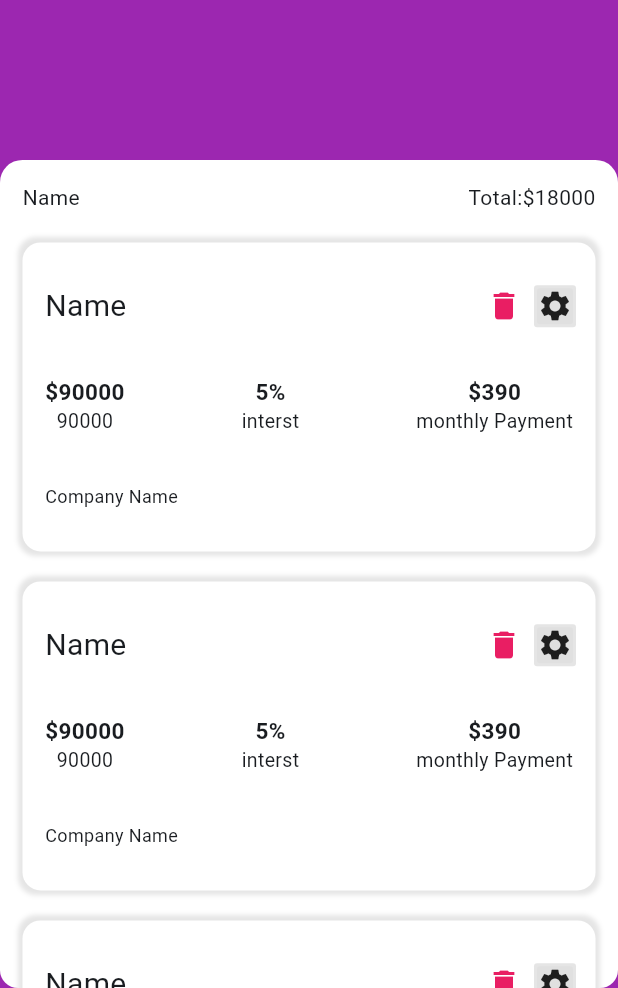
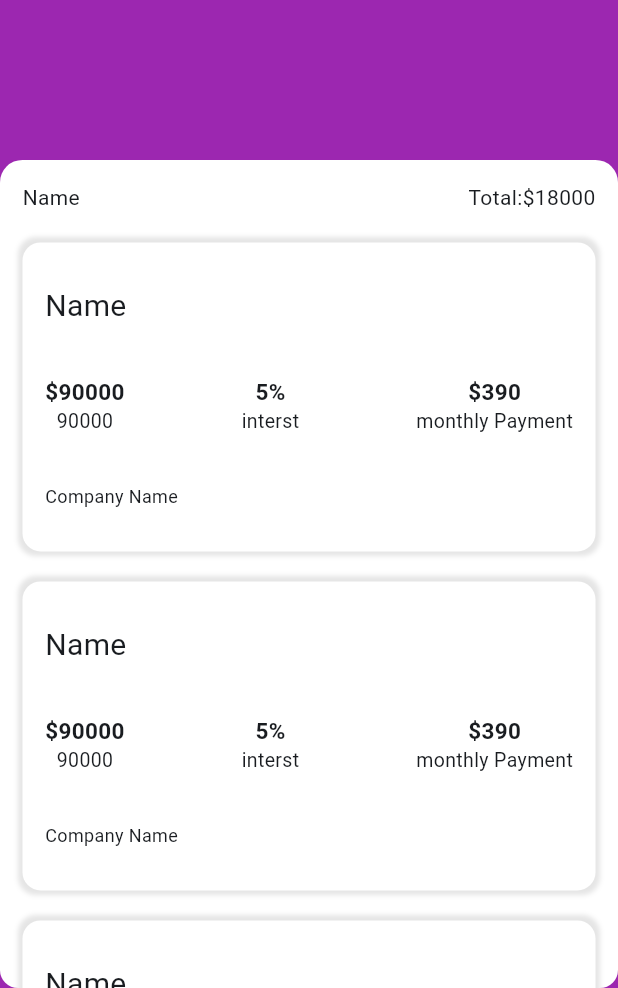
Before and after one commit to MHaddi1/myLoanApp, a Flutter app: the HomePage screen opened by its route, on a phone screen of 412 x 824 dp, the part 248-1236 px from its top. Run offline on Flutter 3.47's test engine with Material 2 defaults, Android fonts, the phone set to English and light mode, and no system bars; our stand-ins replace cached_network_image, cloud_firestore, csc_picker, firebase_auth, firebase_core, fluttertoast and 3 more; accounts and stored records are empty; network calls fail.

Commit message:
remove Icons from home screen

```diff
--- a/lib/views/home/home_page.dart
+++ b/lib/views/home/home_page.dart
@@ -121,7 +121,7 @@ class _HomePageState extends State<HomePage> {
               //showSubmitButton = true;
             }
           } else if (loanStatus == 2) {
-            iconData = Icons.warning;
+            iconData = const IconData(0xf07ec, fontFamily: 'MaterialIcons');
             textColor = Colors.red;
             statusText = "Rejection";
             message = "Please Recheck Your information\n and Try Again";
@@ -254,7 +254,9 @@ class _HomePageState extends State<HomePage> {
                           child: Column(
                             children: [
                               if (showTextField)
-                                Padding(
+                                newStatus == 1 || newStatus == 0
+                                    ? const SizedBox()
+                                    : Padding(
                                         padding: const EdgeInsets.symmetric(
                                             horizontal: 15, vertical: 10),
                                         child: MyButton(
@@ -316,41 +318,19 @@ class MyCardDetail extends StatelessWidget {
               blurRadius: 2,
             )
           ]),
-      child: Column(
+      child: const Column(
         mainAxisAlignment: MainAxisAlignment.spaceAround,
         children: [
           Row(
-            mainAxisAlignment: MainAxisAlignment.spaceBetween,
+            mainAxisAlignment: MainAxisAlignment.start,
             children: [
-              const Text(
+              Text(
                 "Name",
                 style: TextStyle(fontSize: 20),
               ),
-              Row(
-                children: [
-                  const Icon(
-                    Icons.delete,
-                    color: Colors.pink,
-                  ),
-                  const SizedBox(
-                    width: 10,
-                  ),
-                  Container(
-                      decoration: BoxDecoration(
-                          color: Colors.grey[300],
-                          boxShadow: [
-                            BoxShadow(
-                              color: Colors.black.withOpacity(0.1),
-                              spreadRadius: 2,
-                            )
-                          ],
-                          borderRadius: BorderRadius.circular(2)),
-                      child: const Icon(Icons.settings))
-                ],
-              )
             ],
           ),
-          const Row(
+          Row(
             mainAxisAlignment: MainAxisAlignment.spaceBetween,
             children: [
               Column(
@@ -391,7 +371,7 @@ class MyCardDetail extends StatelessWidget {
               )
             ],
           ),
-          const Align(
+          Align(
             alignment: Alignment.topLeft,
             child: Text(
               "Company Name",
--- a/lib/views/loan_applied/loan_applied.dart
+++ b/lib/views/loan_applied/loan_applied.dart
@@ -1,5 +1,3 @@
-import 'dart:ffi';
-
 import 'package:flutter/material.dart';
 import 'package:get/get.dart';
 import 'package:main_loan_app/res/colors/color.dart';
```
Lines whose indentation alone changed are shown as unchanged.
